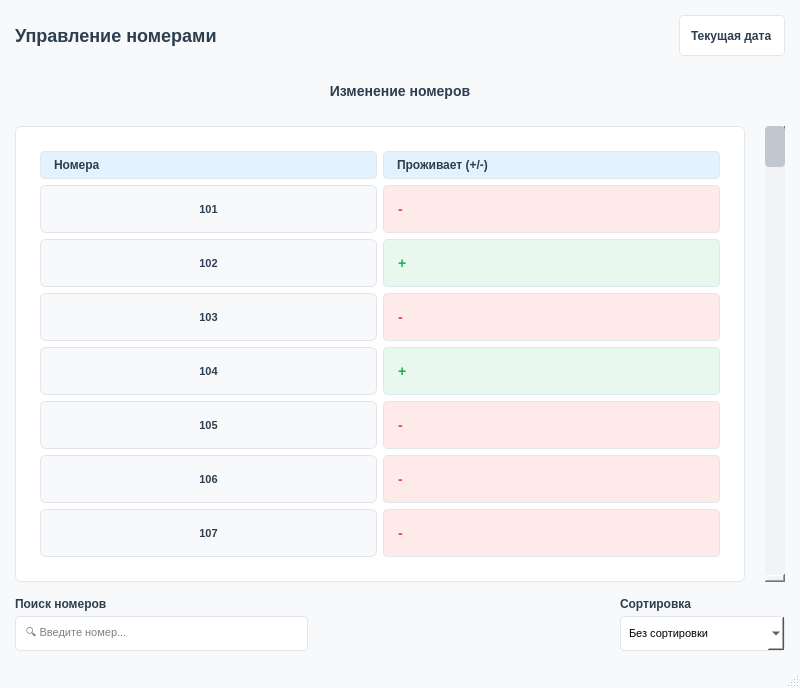
Old version of the form UI/Admin/Изменение номеров переделанная.ui in the repository Ainyr-Akhmadishin/Hotel_management_system.
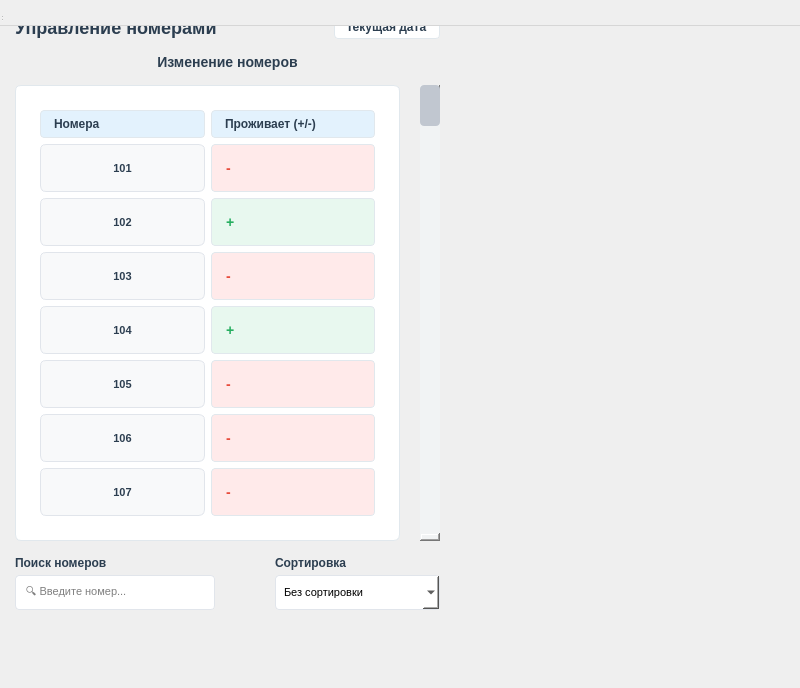
New version of the form.

What changed in the file:
```diff
--- a/UI/Admin/Изменение номеров переделанная.ui
+++ b/UI/Admin/Изменение номеров переделанная.ui
@@ -1,7 +1,7 @@
 <?xml version="1.0" encoding="UTF-8"?>
 <ui version="4.0">
  <class>MainWindow</class>
- <widget class="QMainWindow" name="MainWindow">
+ <widget class="QDialog" name="MainWindow">
   <property name="geometry">
    <rect>
     <x>0</x>
```
